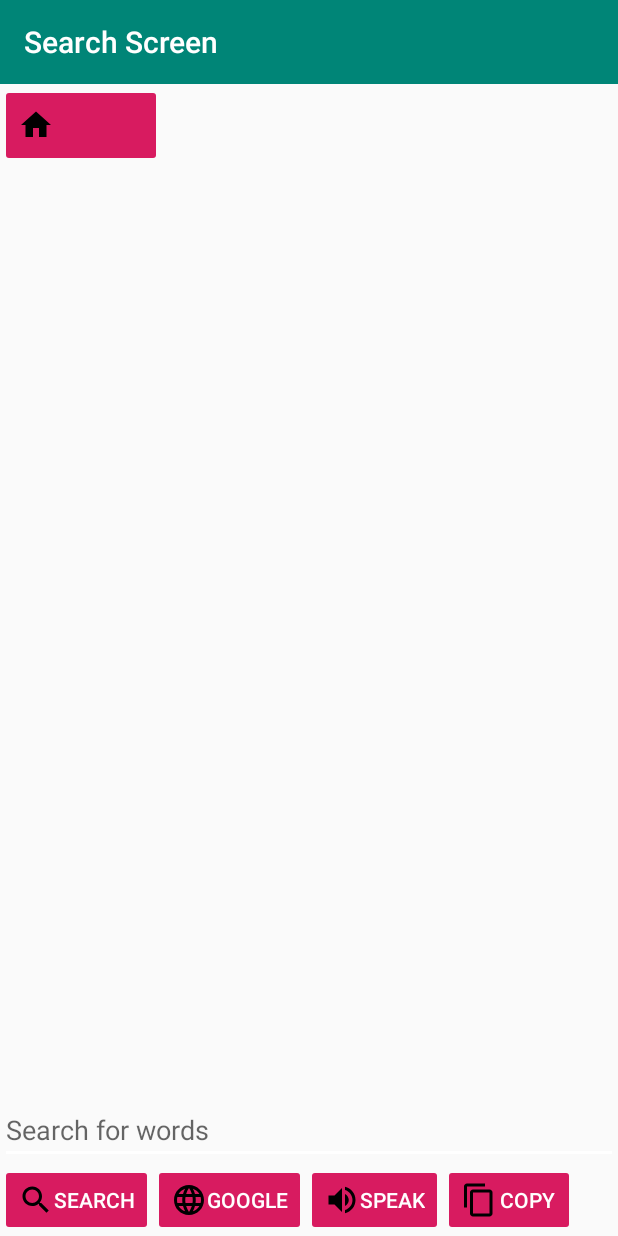
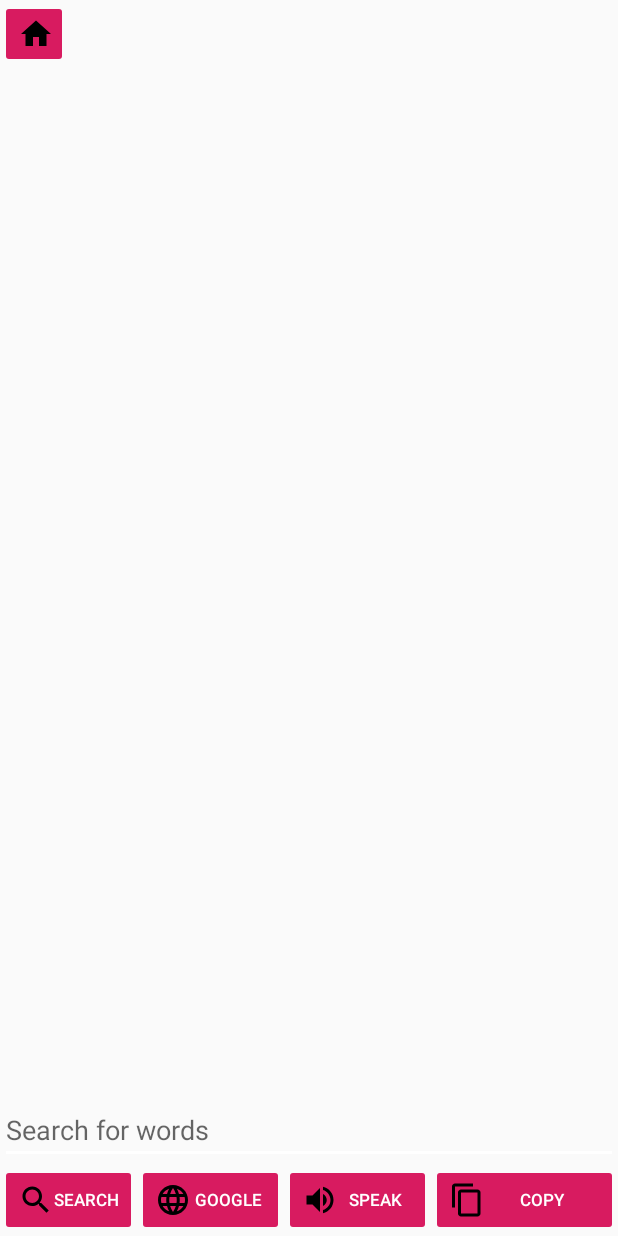
Before and after one commit to prabhaskumra/senior-design2019, an Android app: the FindActivity screen opened directly, with no data from a screen before it, on a phone screen of 412 x 824 dp. Run offline under Robolectric (Android 15) with nearby library versions, the phone set to English and light mode, and no system bars; pictures from the network do not load.

Commit message:
Little UI changes. Changed color scheme, corrected button aligments and hided the Action bar on Find Activity

```diff
--- a/SearchScreen/app/src/main/java/com/example/searchscreen/FindActivity.java
+++ b/SearchScreen/app/src/main/java/com/example/searchscreen/FindActivity.java
@@ -125,6 +125,10 @@ public class FindActivity extends AppCompatActivity implements AdapterView.OnIte
         mNewPictureButton = findViewById(R.id.new_picture);
         mGoogleButton = findViewById(R.id.google_button);
 
+        // hiding the Action bar AKA menu bar
+//        getActionBar().hide();
+
+        getSupportActionBar().hide();
 
         mNewPictureButton.setOnClickListener(new View.OnClickListener() {
             @Override
--- a/SearchScreen/app/src/main/res/layout/activity_find.xml
+++ b/SearchScreen/app/src/main/res/layout/activity_find.xml
@@ -45,65 +45,68 @@
         app:layout_constraintStart_toStartOf="parent" />
 
     <!--***************USER INTERFACE***************-->
-    <Button
-    android:id="@+id/button"
-    android:layout_width="wrap_content"
-    android:layout_height="wrap_content"
-        style="@style/Widget.AppCompat.Button.Colored"
-        android:drawableLeft="@drawable/ic_search_black_24dp"
-    android:text="Search"
-    app:layout_constraintBottom_toBottomOf="parent"
-    app:layout_constraintLeft_toLeftOf="parent" />
 
 
     <Button
-        android:id="@+id/google_button"
-        android:layout_width="wrap_content"
-        android:layout_height="wrap_content"
+        android:id="@+id/button"
         style="@style/Widget.AppCompat.Button.Colored"
-        android:drawableLeft="@drawable/ic_language_black_24dp"
-        android:text="Google"
+        android:layout_width="0dp"
+        android:layout_height="48dp"
+        android:drawableLeft="@drawable/ic_search_black_24dp"
+        android:text="Search"
+        android:textSize="11sp"
         app:layout_constraintBottom_toBottomOf="parent"
-        app:layout_constraintLeft_toRightOf="@id/button"
-        />
-
-    <Button
-        android:id="@+id/text_to_speech_button"
-        android:layout_width="wrap_content"
-        android:layout_height="wrap_content"
-        style="@style/Widget.AppCompat.Button.Colored"
-        android:drawableLeft="@drawable/ic_volume_up_black_24dp"
-        android:text="Speak"
-        app:layout_constraintBottom_toBottomOf="parent"
-        app:layout_constraintLeft_toRightOf="@id/google_button"
-        />
-
-
-    <Button
-        android:id="@+id/copy_button"
-        android:layout_width="wrap_content"
-        android:layout_height="wrap_content"
-        style="@style/Widget.AppCompat.Button.Colored"
-        android:drawableLeft="@drawable/ic_content_copy_black_24dp"
-        android:text="Copy"
-        app:layout_constraintBottom_toBottomOf="parent"
-        app:layout_constraintLeft_toRightOf="@id/text_to_speech_button"
-        />
+        app:layout_constraintLeft_toLeftOf="parent" />
 
 
     <!--************END USER INTERFACE***************-->
 
 
     <Button
+        android:id="@+id/google_button"
+        style="@style/Widget.AppCompat.Button.Colored"
+        android:layout_width="98dp"
+        android:layout_height="48dp"
+        android:drawableLeft="@drawable/ic_language_black_24dp"
+        android:text="Google"
+        android:textSize="11sp"
+        app:layout_constraintBottom_toBottomOf="parent"
+        app:layout_constraintLeft_toRightOf="@id/button" />
+
+    <Button
+        android:id="@+id/text_to_speech_button"
+        style="@style/Widget.AppCompat.Button.Colored"
+        android:layout_width="98dp"
+        android:layout_height="48dp"
+        android:drawableLeft="@drawable/ic_volume_up_black_24dp"
+        android:text="Speak"
+        android:textSize="11sp"
+        app:layout_constraintBottom_toBottomOf="parent"
+        app:layout_constraintLeft_toRightOf="@id/google_button" />
+
+    <Button
+        android:id="@+id/copy_button"
+        style="@style/Widget.AppCompat.Button.Colored"
+        android:layout_width="0dp"
+        android:layout_height="48dp"
+        android:drawableLeft="@drawable/ic_content_copy_black_24dp"
+        android:text="Copy"
+        android:textSize="11sp"
+        app:layout_constraintBottom_toBottomOf="parent"
+        app:layout_constraintEnd_toEndOf="parent"
+        app:layout_constraintHorizontal_bias="0.428"
+        app:layout_constraintLeft_toRightOf="@id/text_to_speech_button"
+        app:layout_constraintStart_toEndOf="@+id/text_to_speech_button" />
+
+    <Button
         android:id="@+id/new_picture"
+        style="@style/Widget.AppCompat.Button.Colored"
+        android:layout_width="45dp"
+        android:layout_height="45dp"
+        android:drawableLeft="@drawable/ic_home_black_24dp"
+        android:text=""
         app:layout_constraintLeft_toLeftOf="parent"
-        app:layout_constraintTop_toTopOf="parent"
-        style="@style/Widget.AppCompat.Button.Colored"
-        android:drawableLeft="@drawable/ic_home_black_24dp"
-        android:layout_width="108dp"
-        android:layout_height="55dp"
-        android:text=""
-        />
+        app:layout_constraintTop_toTopOf="parent" />
 <!--    <TextView-->
 <!--        android:id="@+id/textView"-->
 <!--        android:layout_width="match_parent"-->
--- a/SearchScreen/app/src/main/res/values/colors.xml
+++ b/SearchScreen/app/src/main/res/values/colors.xml
@@ -1,6 +1,7 @@
 <?xml version="1.0" encoding="utf-8"?>
 <resources>
     <color name="colorPrimary">#008577</color>
-    <color name="colorPrimaryDark">#00574B</color>
+    <color name="colorPrimaryDark">	#D81B60</color>
     <color name="colorAccent">#D81B60</color>
 </resources>
+<!--color code of our theme #FFDB51-->
--- a/SearchScreen/app/src/main/res/values/strings.xml
+++ b/SearchScreen/app/src/main/res/values/strings.xml
@@ -4,6 +4,7 @@
     <string name="settings">Settings</string>
     <string name="tool_tip">tool_tip</string>
     <string name="function_menu">function_menu</string>
+    <color name="themeColor">#FFDB51</color>
 
 
     <!-- strings for the copy page -->
```
